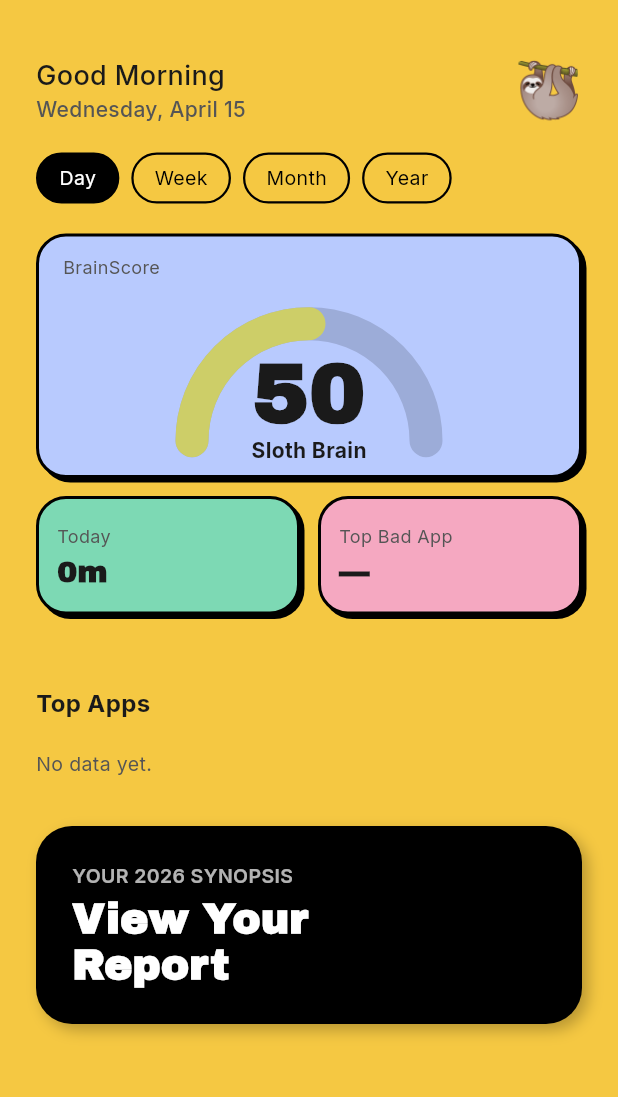
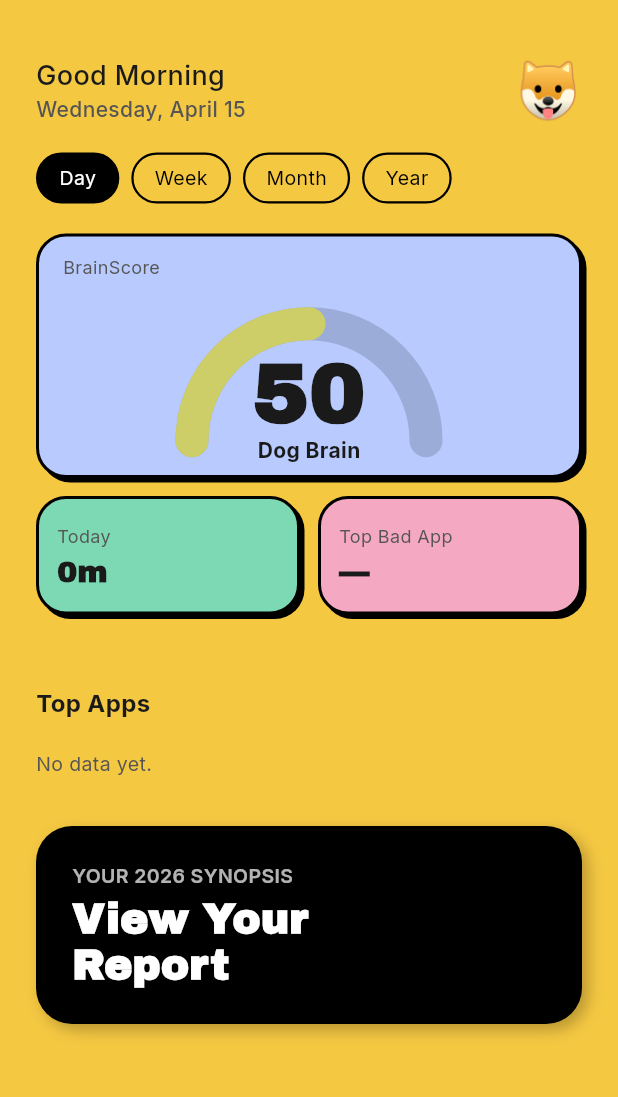
Before and after one commit to wdiz25/screen_time_wrapped, a Flutter app: the HomeScreen screen opened directly, on a phone screen of 412 x 824 dp, the part 80-1177 px from its top. Run offline on Flutter 3.47's test engine with Material 3 defaults, Android fonts, the phone set to English and light mode, and no system bars; our stand-ins replace google_fonts, shared_preferences, smooth_page_indicator; missing offline and left inert: flutter_m3shapes, usage_stats; accounts and stored records are empty.

Commit message:
update animals to match ios

```diff
--- a/lib/constants/animals.dart
+++ b/lib/constants/animals.dart
@@ -6,17 +6,21 @@ class AppAnimal {
 }
 
 const appAnimals = [
-  AppAnimal('🧟', 'Zombie',   'Mindless. But fixable.'),
-  AppAnimal('🦝', 'Raccoon',  'Impulsive and easily distracted.'),
   AppAnimal('🦥', 'Sloth',    'Passive and slow to change.'),
+  AppAnimal('🐼', 'Panda',    'Cute, but not very productive.'),
+  AppAnimal('🐱', 'Cat',      'Independent, but easily distracted.'),
+  AppAnimal('🐶', 'Dog',      'Loyal, but needs constant attention.'),
   AppAnimal('🐬', 'Dolphin',  'Intelligent, mostly curious.'),
   AppAnimal('🦅', 'Eagle',    'Sharp, focused, and intentional.'),
+  AppAnimal('🐆', 'Cheetah',  'Fast, efficient, and goal-oriented.'),
 ];
 
 AppAnimal animalForScore(double score) {
-  if (score >= 80) return appAnimals[4]; // Eagle
-  if (score >= 60) return appAnimals[3]; // Dolphin
-  if (score >= 40) return appAnimals[2]; // Sloth
-  if (score >= 20) return appAnimals[1]; // Raccoon
-  return appAnimals[0];                  // Zombie
+  if (score > 90) return appAnimals[6]; // Cheetah
+  if (score > 75) return appAnimals[5]; // Eagle
+  if (score > 60) return appAnimals[4]; // Dolphin
+  if (score > 45) return appAnimals[3]; // Dog
+  if (score > 30) return appAnimals[2]; // Cat
+  if (score > 15) return appAnimals[1]; // Panda
+  return appAnimals[0];                 // Sloth
 }
```
